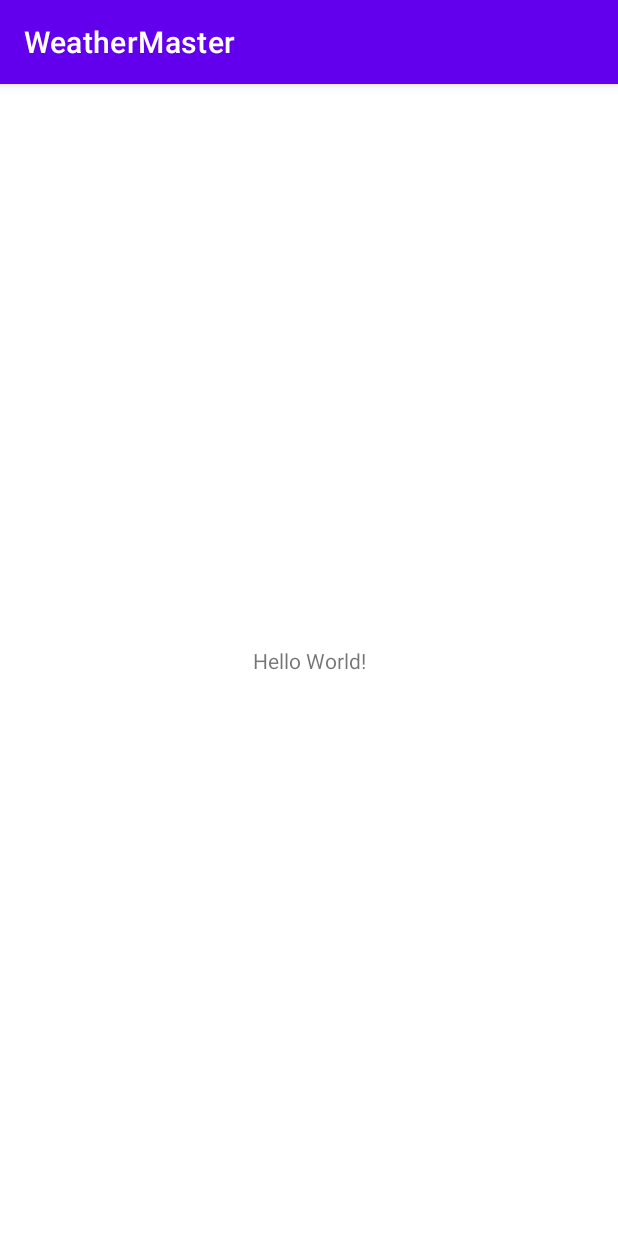
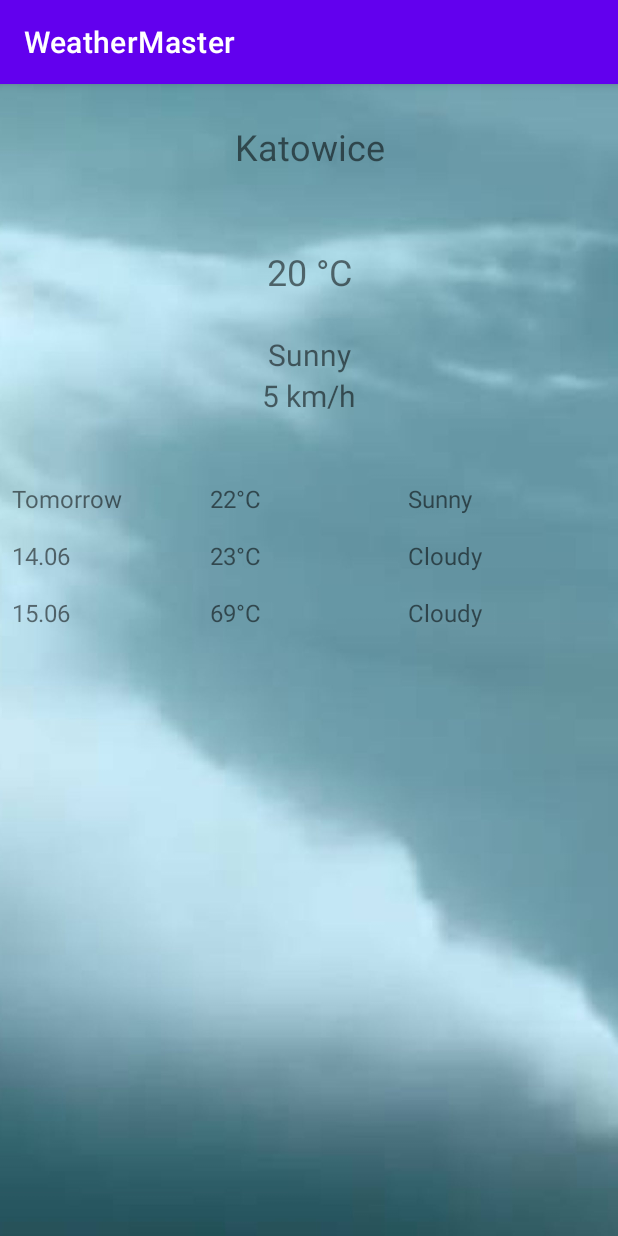
Before and after one commit to kamilmaciejczyk1/WeatherMaster, an Android app: the screen it shows after launch (MainActivity), on a phone screen of 412 x 824 dp. Run offline under Robolectric (Android 15) with nearby library versions, the phone set to English and light mode, and no system bars.

Commit message:
First activity

```diff
--- /dev/null
+++ b/app/src/main/java/com/example/weathermaster/ForecastAdapter.java
@@ -0,0 +1,54 @@
+package com.example.weathermaster;
+
+import android.view.LayoutInflater;
+import android.view.View;
+import android.view.ViewGroup;
+import android.widget.TextView;
+
+import androidx.annotation.NonNull;
+import androidx.recyclerview.widget.RecyclerView;
+
+import java.util.List;
+
+public class ForecastAdapter extends RecyclerView.Adapter<ForecastAdapter.ForecastViewHolder> {
+    private final List<WeatherForecast> forecastList;
+
+    public ForecastAdapter(List<WeatherForecast> forecastList) {
+        this.forecastList = forecastList;
+    }
+
+    @NonNull
+    @Override
+    public ForecastViewHolder onCreateViewHolder(ViewGroup parent, int viewType) {
+        View itemView = LayoutInflater.from(parent.getContext())
+                .inflate(R.layout.forecast_item, parent, false);
+
+        return new ForecastViewHolder(itemView);
+    }
+
+    @Override
+    public void onBindViewHolder(ForecastViewHolder holder, int position) {
+        WeatherForecast forecast = forecastList.get(position);
+        holder.dateText.setText(forecast.getDate());
+        holder.temperatureText.setText(forecast.getTemperature());
+        holder.weatherDescriptionText.setText(forecast.getWeatherDescription());
+    }
+
+    @Override
+    public int getItemCount() {
+        return forecastList.size();
+    }
+
+    public static class ForecastViewHolder extends RecyclerView.ViewHolder {
+        public TextView dateText;
+        public TextView temperatureText;
+        public TextView weatherDescriptionText;
+
+        public ForecastViewHolder(View view) {
+            super(view);
+            dateText = view.findViewById(R.id.date_text);
+            temperatureText = view.findViewById(R.id.forecast_temperature_text);
+            weatherDescriptionText = view.findViewById(R.id.forecast_weather_description_text);
+        }
+    }
+}
--- a/app/src/main/java/com/example/weathermaster/MainActivity.java
+++ b/app/src/main/java/com/example/weathermaster/MainActivity.java
@@ -2,13 +2,54 @@ package com.example.weathermaster;
 
 import androidx.appcompat.app.AppCompatActivity;
 
+import android.annotation.SuppressLint;
 import android.os.Bundle;
+import android.widget.TextView;
+import androidx.recyclerview.widget.RecyclerView;
+import java.util.ArrayList;
+import java.util.List;
 
 public class MainActivity extends AppCompatActivity {
+    private TextView temperatureText;
+    private TextView weatherDescriptionText;
+    private TextView windSpeedText;
+    private TextView location;
+    private RecyclerView forecastRecyclerView;
 
     @Override
     protected void onCreate(Bundle savedInstanceState) {
         super.onCreate(savedInstanceState);
         setContentView(R.layout.activity_main);
+
+        temperatureText = findViewById(R.id.temperature);
+        weatherDescriptionText = findViewById(R.id.weather_description);
+        windSpeedText = findViewById(R.id.wind_speed);
+        location = findViewById(R.id.location);
+
+        forecastRecyclerView = findViewById(R.id.forecast_recycler_view);
+
+        setWeatherData();
+    }
+
+    @SuppressLint("SetTextI18n")
+    private void setWeatherData() {
+        temperatureText.setText("20 °C");
+        weatherDescriptionText.setText("Sunny");
+        windSpeedText.setText("5 km/h");
+        location.setText("Katowice");
+
+        List<WeatherForecast> forecastList = getDummyForecast();
+        ForecastAdapter adapter = new ForecastAdapter(forecastList);
+        forecastRecyclerView.setAdapter(adapter);
+    }
+
+    private List<WeatherForecast> getDummyForecast() {
+        List<WeatherForecast> forecastList = new ArrayList<>();
+        forecastList.add(new WeatherForecast("Tomorrow", "22°C", "Sunny"));
+        forecastList.add(new WeatherForecast("14.06", "23°C", "Cloudy"));
+        forecastList.add(new WeatherForecast("15.06", "69°C", "Cloudy"));
+        // Add more dummy data...
+
+        return forecastList;
     }
 }
--- /dev/null
+++ b/app/src/main/java/com/example/weathermaster/WeatherForecast.java
@@ -0,0 +1,25 @@
+package com.example.weathermaster;
+
+public class WeatherForecast {
+    private final String date;
+    private final String temperature;
+    private final String weatherDescription;
+
+    public WeatherForecast(String date, String temperature, String weatherDescription) {
+        this.date = date;
+        this.temperature = temperature;
+        this.weatherDescription = weatherDescription;
+    }
+
+    public String getDate() {
+        return date;
+    }
+
+    public String getTemperature() {
+        return temperature;
+    }
+
+    public String getWeatherDescription() {
+        return weatherDescription;
+    }
+}
--- a/app/src/main/res/layout/activity_main.xml
+++ b/app/src/main/res/layout/activity_main.xml
@@ -1,18 +1,55 @@
-<?xml version="1.0" encoding="utf-8"?>
-<androidx.constraintlayout.widget.ConstraintLayout xmlns:android="http://schemas.android.com/apk/res/android"
+<LinearLayout xmlns:android="http://schemas.android.com/apk/res/android"
     xmlns:app="http://schemas.android.com/apk/res-auto"
     xmlns:tools="http://schemas.android.com/tools"
     android:layout_width="match_parent"
     android:layout_height="match_parent"
+    android:orientation="vertical"
+    android:background="@drawable/background"
     tools:context=".MainActivity">
 
+
+
     <TextView
-        android:layout_width="wrap_content"
+        android:id="@+id/location"
+        android:layout_width="match_parent"
+        android:layout_height="83dp"
+        android:gravity="center"
+        android:text="@string/location"
+        android:textSize="24sp" />
+
+    <TextView
+        android:id="@+id/temperature"
+        android:layout_width="match_parent"
+        android:layout_height="83dp"
+        android:gravity="center"
+        android:text="@string/temperature"
+        android:textSize="24sp" />
+
+    <TextView
+        android:id="@+id/weather_description"
+        android:layout_width="match_parent"
         android:layout_height="wrap_content"
-        android:text="Hello World!"
-        app:layout_constraintBottom_toBottomOf="parent"
-        app:layout_constraintEnd_toEndOf="parent"
-        app:layout_constraintStart_toStartOf="parent"
-        app:layout_constraintTop_toTopOf="parent" />
+        android:gravity="center"
+        android:text="@string/weather_description"
+        android:textSize="20sp" />
 
-</androidx.constraintlayout.widget.ConstraintLayout>
+
+    <TextView
+        android:id="@+id/wind_speed"
+        android:layout_width="match_parent"
+        android:layout_height="wrap_content"
+        android:gravity="center"
+        android:text="@string/wind_speed"
+        android:textSize="20sp" />
+
+    <!-- Continue with other views... -->
+    <androidx.recyclerview.widget.RecyclerView
+        android:id="@+id/forecast_recycler_view"
+        android:layout_width="match_parent"
+        android:layout_height="wrap_content"
+        android:layout_marginTop="16dp"
+        android:paddingTop="20dp"
+        app:layoutManager="androidx.recyclerview.widget.LinearLayoutManager"
+        tools:listitem="@layout/forecast_item" />
+
+</LinearLayout>
--- /dev/null
+++ b/app/src/main/res/layout/forecast_item.xml
@@ -0,0 +1,30 @@
+<LinearLayout xmlns:android="http://schemas.android.com/apk/res/android"
+    android:layout_width="match_parent"
+    android:layout_height="wrap_content"
+    android:orientation="horizontal"
+    android:padding="8dp"
+    android:paddingTop="20dp">
+
+
+    <TextView
+        android:id="@+id/date_text"
+        android:layout_width="0dp"
+        android:layout_height="wrap_content"
+        android:layout_weight="1"
+        android:textSize="16sp" />
+
+    <TextView
+        android:id="@+id/forecast_temperature_text"
+        android:layout_width="0dp"
+        android:layout_height="wrap_content"
+        android:layout_weight="1"
+        android:textSize="16sp" />
+
+    <TextView
+        android:id="@+id/forecast_weather_description_text"
+        android:layout_width="0dp"
+        android:layout_height="wrap_content"
+        android:layout_weight="1"
+        android:textSize="16sp" />
+
+</LinearLayout>
```
Also changed, not shown: app/src/main/res/drawable/background.jpg (added).
